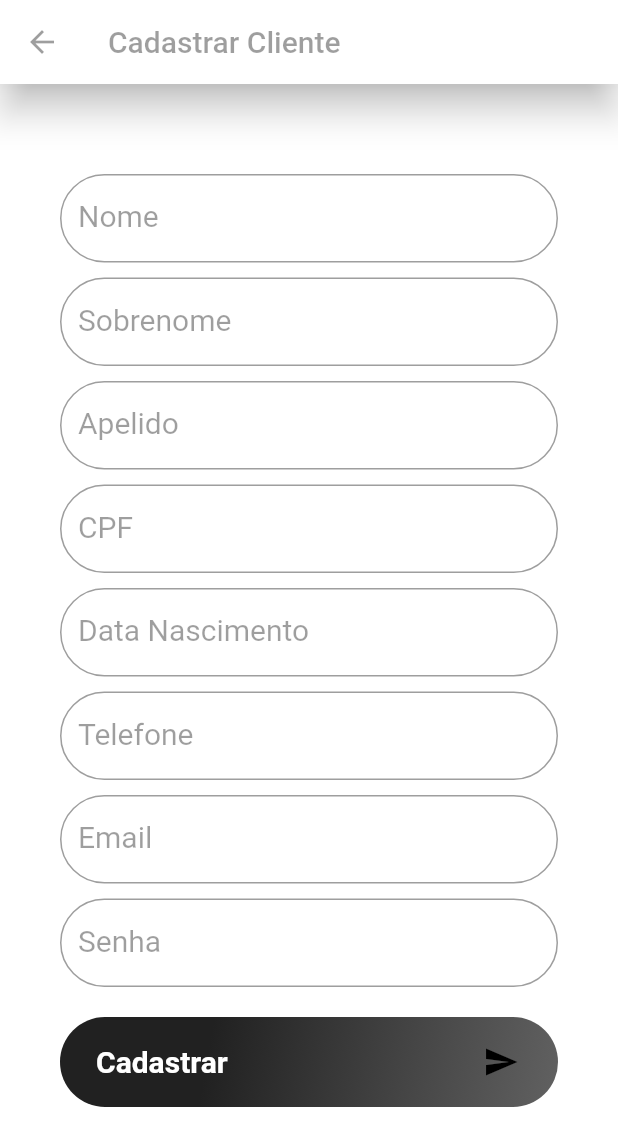
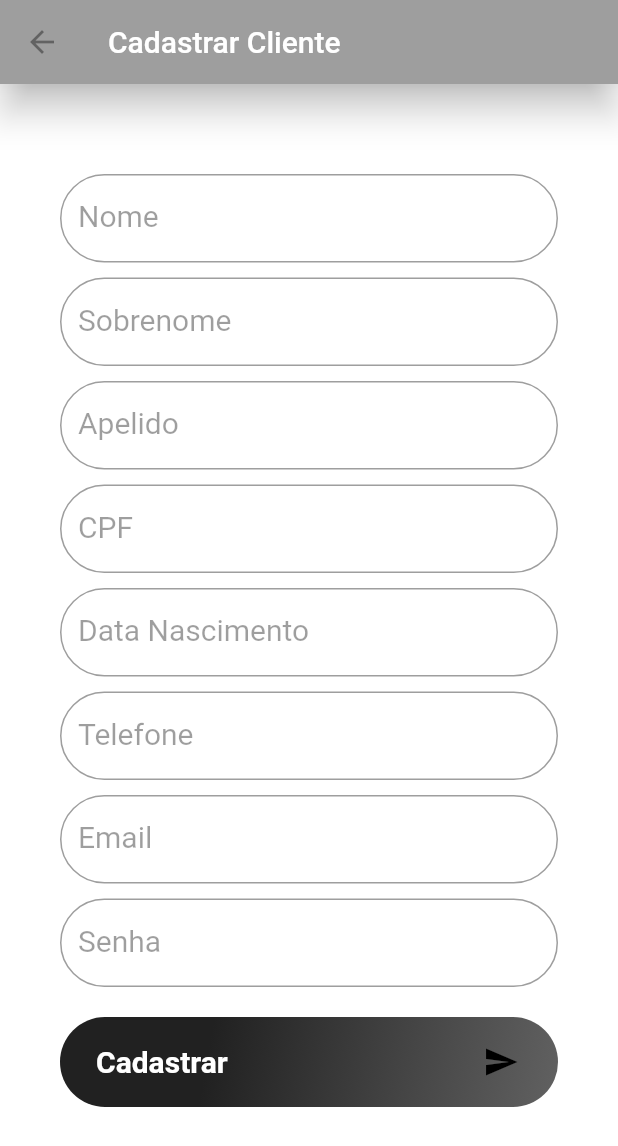
Before and after one commit to dieinimymaganha/GalleryShop, a Flutter app: the CreateNewUserClient screen opened directly, on a phone screen of 412 x 824 dp. Shown: the top 1146 px of the screen. Run offline on Flutter 3.47's test engine with Material 2 defaults, Android fonts, the phone set to English and light mode, and no system bars; our stand-ins replace flutter_masked_text, shared_preferences; missing offline and left inert: http_interceptor; accounts and stored records are empty.

Commit message:
Feito ajustes e configurado melhor as cores

```diff
--- a/frontend/galleryshopcustomers/lib/data/values.dart
+++ b/frontend/galleryshopcustomers/lib/data/values.dart
@@ -5,6 +5,7 @@ String appName = "Famguard";
 
 Color colorGradientTop = Color(0XFF212121);
 Color colorGradientBottom = Color(0XFF616161);
+Color colorAppbar = Color(0XFF9E9E9E);
 
 Gradient appGradient =
     LinearGradient(begin: Alignment.topCenter, end: Alignment.bottomCenter,
--- a/frontend/galleryshopcustomers/lib/main.dart
+++ b/frontend/galleryshopcustomers/lib/main.dart
@@ -1,4 +1,5 @@
 import 'package:flutter/material.dart';
+import 'package:galleryshopcustomers/screens/login.dart';
 import 'package:galleryshopcustomers/screens/screen_main.dart';
 
 void main() {
@@ -12,7 +13,7 @@ class GalleryShopCustomers extends StatelessWidget {
       title: 'Gallery Shop Customers',
       debugShowCheckedModeBanner: false,
       theme: ThemeData(
-        primaryColor: Colors.white,
+        primaryColor: Colors.blueAccent,
         accentColor: Colors.blueAccent[700],
         buttonTheme: ButtonThemeData(
           buttonColor: Colors.blueAccent[900],
@@ -20,7 +21,7 @@ class GalleryShopCustomers extends StatelessWidget {
         ),
       ),
 //      home: FormCreateNewClient(),
-      home: HomePage(),
+      home: LoginPage(),
       routes: <String, WidgetBuilder>{
         '/home': (context) => HomePage(),
       },
--- a/frontend/galleryshopcustomers/lib/screens/create_new_user_client.dart
+++ b/frontend/galleryshopcustomers/lib/screens/create_new_user_client.dart
@@ -2,6 +2,7 @@ import 'package:flutter/material.dart';
 import 'package:flutter_masked_text/flutter_masked_text.dart';
 import 'package:galleryshopcustomers/components/custom_button.dart';
 import 'package:galleryshopcustomers/components/custom_form.dart';
+import 'package:galleryshopcustomers/data/values.dart';
 import 'package:galleryshopcustomers/http/webclients/webclient_client.dart';
 import 'package:galleryshopcustomers/models/client_new.dart';
 import 'package:galleryshopcustomers/screens/login.dart';
@@ -29,6 +30,7 @@ class CreateNewUserClient extends StatefulWidget {
 }
 
 class _CreateNewUserClientState extends State<CreateNewUserClient> {
+
   final ClientWebClient _webClient = ClientWebClient();
 
   final _formKey = GlobalKey<FormState>();
@@ -65,10 +67,10 @@ class _CreateNewUserClientState extends State<CreateNewUserClient> {
         title: Text(
           _titleAppBar,
           textAlign: TextAlign.center,
-          style: TextStyle(color: Colors.black38),
+          style: TextStyle(color: Colors.white),
         ),
         elevation: 10,
-        backgroundColor: Colors.white,
+        backgroundColor: colorAppbar,
         leading: IconButton(
           icon: IconButton(
             icon: Icon(Icons.arrow_back),
--- a/frontend/galleryshopcustomers/lib/screens/screen_main.dart
+++ b/frontend/galleryshopcustomers/lib/screens/screen_main.dart
@@ -2,6 +2,7 @@ import 'package:flutter/cupertino.dart';
 import 'package:flutter/material.dart';
 import 'package:galleryshopcustomers/components/menu_drawer.dart';
 import 'package:galleryshopcustomers/components/option_card.dart';
+import 'package:galleryshopcustomers/data/values.dart';
 
 class HomePage extends StatefulWidget {
   @override
@@ -17,7 +18,7 @@ class _HomePageState extends State<HomePage> {
     return Scaffold(
         appBar: AppBar(
           title: Text('Pagina Inicial'),
-          backgroundColor: Colors.white,
+          backgroundColor: colorAppbar,
         ),
         backgroundColor: Colors.white10,
         body: Stack(
@@ -55,7 +56,8 @@ class _HomePageState extends State<HomePage> {
               ),
             ),
           ],
-        ));
+        ),
+    drawer: Menu(),);
   }
 
   Widget buildOptions() {
```
